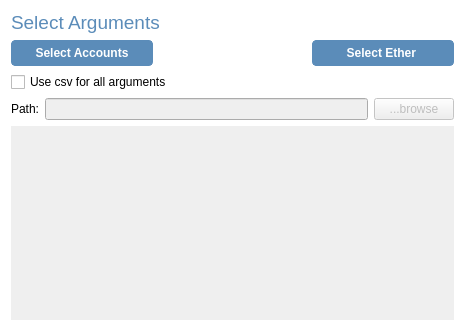
The window that ui/List_Arguments_Dialog.ui (DaniCaballero/ide) describes before a commit, drawn with Qt 5; both pictures show x 0 to 465 and y 0 to 320 of the 465 by 497 pixel window.
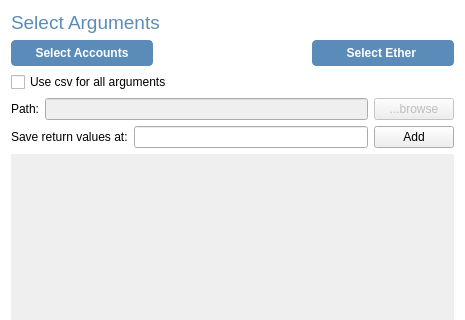
The same window after the commit.

Patch:
```diff
--- a/ui/List_Arguments_Dialog.ui
+++ b/ui/List_Arguments_Dialog.ui
@@ -368,6 +368,27 @@
      </item>
     </layout>
    </item>
+   <item>
+    <layout class="QHBoxLayout" name="horizontalLayout_4">
+     <item>
+      <widget class="QLabel" name="label_3">
+       <property name="text">
+        <string>Save return values at:</string>
+       </property>
+      </widget>
+     </item>
+     <item>
+      <widget class="QLineEdit" name="save_output_edit"/>
+     </item>
+     <item>
+      <widget class="QPushButton" name="add_output_btn">
+       <property name="text">
+        <string>Add</string>
+       </property>
+      </widget>
+     </item>
+    </layout>
+   </item>
    <item>
     <widget class="QScrollArea" name="scrollArea">
      <property name="styleSheet">
@@ -388,7 +409,7 @@
         <x>0</x>
         <y>0</y>
         <width>443</width>
-        <height>289</height>
+        <height>251</height>
        </rect>
       </property>
       <layout class="QHBoxLayout" name="horizontalLayout">
```
